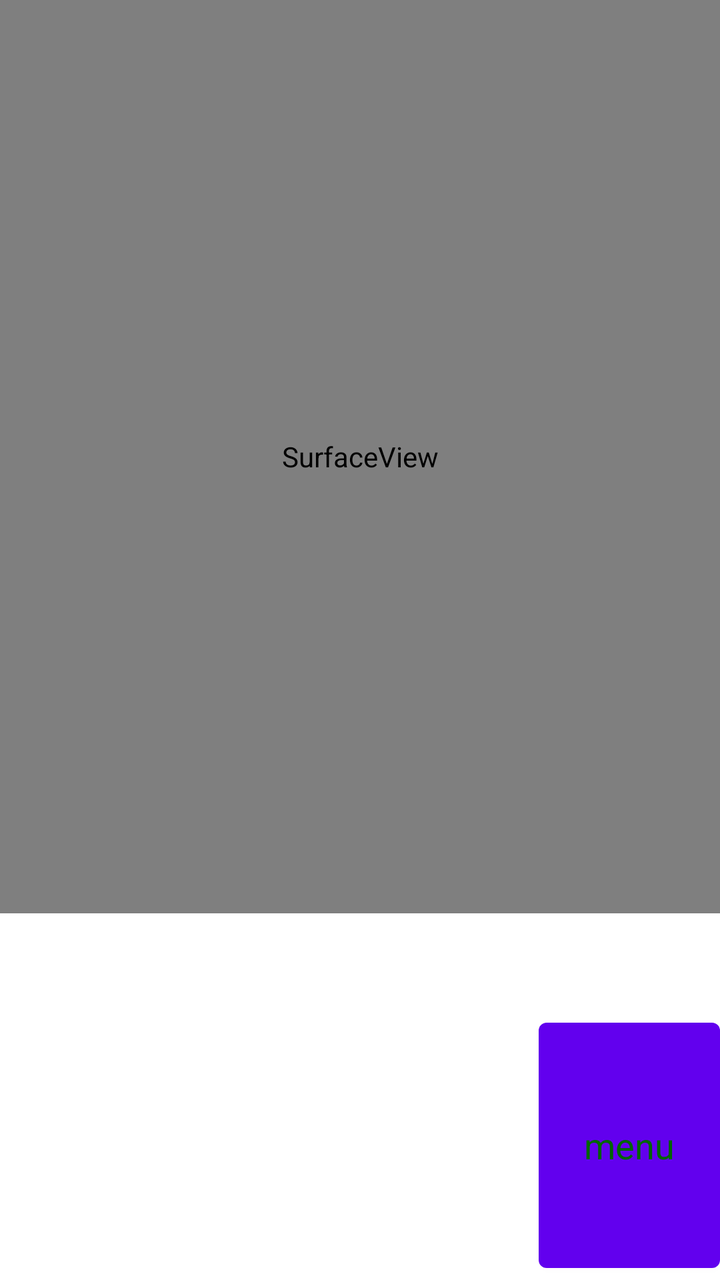
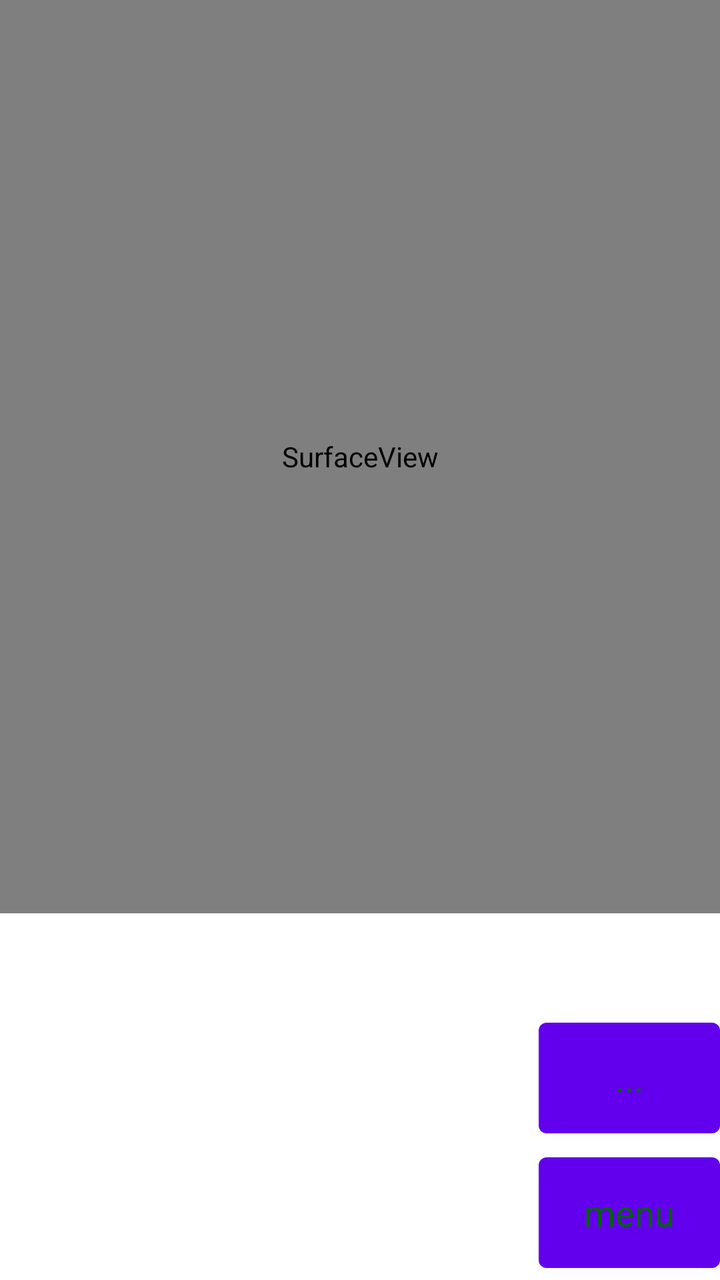

The first picture is an Android layout as it rendered before a commit; the second is the same layout after the commit. The layout source and the unified diff follow.
<!-- AndroidManifest.xml: fallback theme Theme.MaterialComponents.DayNight.NoActionBar -->
<!-- res/layout/main.xml -->
<?xml version="1.0" encoding="utf-8"?>
<LinearLayout xmlns:android="http://schemas.android.com/apk/res/android"
    android:orientation="vertical"
    android:layout_width="fill_parent"
    android:layout_height="fill_parent"
    >
    <SurfaceView android:id="@+id/strobe"
	android:layout_width="fill_parent"
	android:layout_height="1dp"
	android:layout_weight="5" />
    <LinearLayout
	android:layout_width="fill_parent"
	android:layout_height="1dp"
	android:layout_weight="2"
	android:orientation="horizontal">
	<FrameLayout android:id="@+id/buttons_holder"
	    android:layout_width="1dp"
	    android:layout_height="fill_parent"
	    android:layout_weight="3" />
	<LinearLayout
	    android:layout_width="1dp"
	    android:layout_height="fill_parent"
	    android:layout_weight="1"
	    android:orientation="vertical">
	    <TextView android:id="@+id/center_display"
		android:layout_width="fill_parent"
		android:layout_height="wrap_content"
		android:gravity="right"
		android:lines="1"
		android:singleLine="true"
		android:textAppearance="?android:attr/textAppearanceMedium" 
		android:textColor="#66F" />
	    <TextView android:id="@+id/stretch_display"
		android:layout_width="fill_parent"
		android:layout_height="wrap_content"
		android:gravity="right"
		android:lines="1"
		android:singleLine="true"
		android:textAppearance="?android:attr/textAppearanceMedium" 
		android:textColor="#66F" />
            <Button
	        android:layout_width="fill_parent"
		android:layout_height="1dp"
		android:layout_weight="1"
		android:text="menu"
		android:textColor="#060"
		android:textAppearance="?android:attr/textAppearanceMedium"
		android:onClick="do_menu" />
	</LinearLayout>
    </LinearLayout>
</LinearLayout>
<!-- resources referenced by this layout -->
<resources>

</resources>

<!-- the commit's change to res/layout/main.xml (unified diff, before → after) -->
@@ -38,6 +38,14 @@
 		android:singleLine="true"
 		android:textAppearance="?android:attr/textAppearanceMedium" 
 		android:textColor="#66F" />
+            <Button android:id="@+id/currnote_button"
+	        android:layout_width="fill_parent"
+		android:layout_height="1dp"
+		android:layout_weight="1"
+		android:text="..."
+		android:textColor="#060"
+		android:textAppearance="?android:attr/textAppearanceMedium"
+		android:onClick="do_currnote" />
             <Button
 	        android:layout_width="fill_parent"
 		android:layout_height="1dp"
